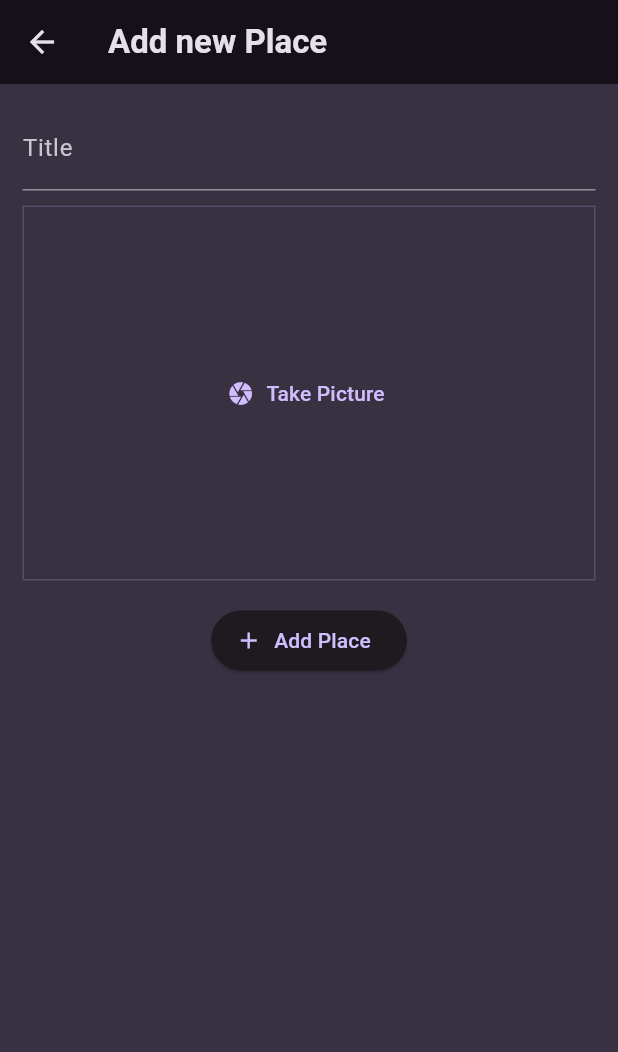
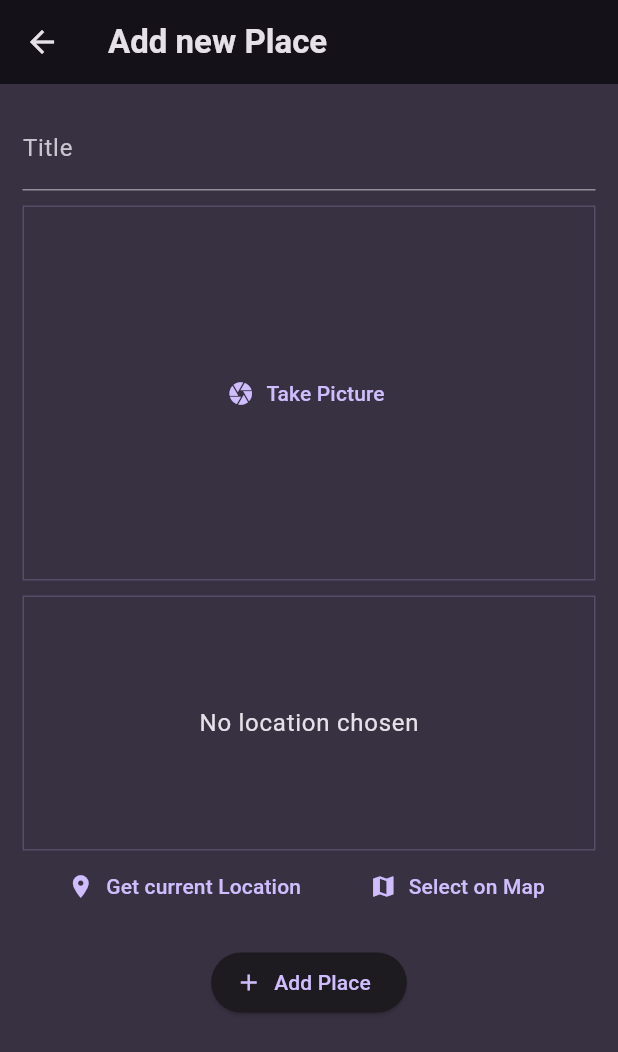
Before and after one commit to muhammed-suhaid/Snap_Savor, a Flutter app: the AddPlaceScreen screen opened directly, on a phone screen of 412 x 824 dp. Shown: the top 1052 px of the screen. Run offline on Flutter 3.47's test engine with Material 3 defaults, Android fonts, the phone set to English and light mode, and no system bars; our stand-ins replace flutter_riverpod, google_fonts, image_picker.

Commit message:
added button to select location

```diff
--- a/lib/screens/add_place.dart
+++ b/lib/screens/add_place.dart
@@ -4,6 +4,7 @@
 import 'package:flutter_riverpod/flutter_riverpod.dart';
 import 'package:snap_savor/providers/user_places.dart';
 import 'package:snap_savor/widgets/image_input.dart';
+import 'package:snap_savor/widgets/location_input.dart';
 
 class AddPlaceScreen extends ConsumerStatefulWidget {
   const AddPlaceScreen({super.key});
@@ -61,6 +62,8 @@
                 _selectedImage = image;
               },
             ),
+            const SizedBox(height: 10),
+            LocationInput(),
             const SizedBox(height: 16),
             ElevatedButton.icon(
               onPressed: _savePlace,
--- /dev/null
+++ b/lib/widgets/location_input.dart
@@ -0,0 +1,50 @@
+import 'package:flutter/material.dart';
+
+class LocationInput extends StatefulWidget {
+  const LocationInput({super.key});
+
+  @override
+  State<LocationInput> createState() => _LocationInputState();
+}
+
+class _LocationInputState extends State<LocationInput> {
+  @override
+  Widget build(BuildContext context) {
+    return Column(
+      children: [
+        Container(
+          height: 170,
+          width: double.infinity,
+          alignment: Alignment.center,
+          decoration: BoxDecoration(
+            border: Border.all(
+              width: 1,
+              color: Theme.of(context).colorScheme.primary.withOpacity(0.2),
+            ),
+          ),
+          child: Text(
+            'No location chosen',
+            style: Theme.of(context).textTheme.bodyLarge!.copyWith(
+                  color: Theme.of(context).colorScheme.onBackground,
+                ),
+          ),
+        ),
+        Row(
+          mainAxisAlignment: MainAxisAlignment.spaceEvenly,
+          children: [
+            TextButton.icon(
+              onPressed: () {},
+              icon: const Icon(Icons.location_on),
+              label: const Text('Get current Location'),
+            ),
+            TextButton.icon(
+              onPressed: () {},
+              icon: const Icon(Icons.map),
+              label: const Text('Select on Map'),
+            ),
+          ],
+        )
+      ],
+    );
+  }
+}
```
